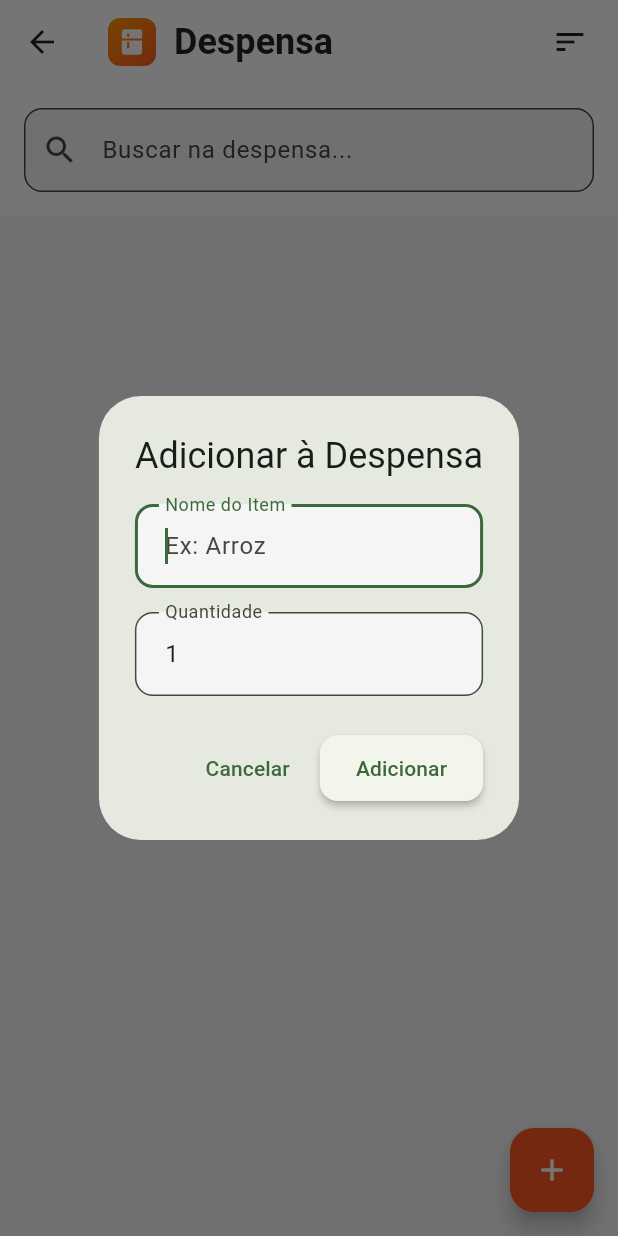
After one commit to GrecoLucas/App, a Flutter app: the PantryScreen screen opened directly, after a tap on the "add" icon, on a phone screen of 412 x 824 dp. The commit adds this screen. Run offline on Flutter 3.47's test engine with Material 3 defaults, Android fonts, the phone set to English and light mode, and no system bars; our stand-ins replace google_fonts, shared_preferences; missing offline and left inert: mobile_scanner; accounts and stored records are empty; network calls fail.

Commit message:
feat: Implement pantry management feature including a dedicated screen, service, and item model.

```diff
--- /dev/null
+++ b/firstly/lib/models/pantry_item.dart
@@ -0,0 +1,66 @@
+import 'item.dart';
+
+class PantryItem {
+  final String id;
+  String name;
+  int quantity;
+  DateTime addedDate;
+  DateTime? expirationDate;
+  String category;
+  int? autoConsumeDays; // Dias para diminuir 1 unidade
+  DateTime? lastAutoConsumeDate; // Data da última diminuição/início
+
+  PantryItem({
+    required this.id,
+    required this.name,
+    this.quantity = 1,
+    required this.addedDate,
+    this.expirationDate,
+    this.category = 'Geral',
+    this.autoConsumeDays,
+    this.lastAutoConsumeDate,
+  });
+
+  // Convert to Map for JSON storage
+  Map<String, dynamic> toMap() {
+    return {
+      'id': id,
+      'name': name,
+      'quantity': quantity,
+      'addedDate': addedDate.millisecondsSinceEpoch,
+      'expirationDate': expirationDate?.millisecondsSinceEpoch,
+      'category': category,
+      'autoConsumeDays': autoConsumeDays,
+      'lastAutoConsumeDate': lastAutoConsumeDate?.millisecondsSinceEpoch,
+    };
+  }
+
+  // Create from Map
+  factory PantryItem.fromMap(Map<String, dynamic> map) {
+    return PantryItem(
+      id: map['id'],
+      name: map['name'],
+      quantity: map['quantity'] ?? 1,
+      addedDate: DateTime.fromMillisecondsSinceEpoch(map['addedDate']),
+      expirationDate: map['expirationDate'] != null
+          ? DateTime.fromMillisecondsSinceEpoch(map['expirationDate'])
+          : null,
+      category: map['category'] ?? 'Geral',
+      autoConsumeDays: map['autoConsumeDays'],
+      lastAutoConsumeDate: map['lastAutoConsumeDate'] != null
+          ? DateTime.fromMillisecondsSinceEpoch(map['lastAutoConsumeDate'])
+          : null,
+    );
+  }
+
+  // Create from Shopping List Item
+  factory PantryItem.fromItem(Item item) {
+    return PantryItem(
+      id: DateTime.now().millisecondsSinceEpoch.toString() + item.name.hashCode.toString(), // Unique ID generation
+      name: item.name,
+      quantity: item.quantity,
+      addedDate: DateTime.now(),
+      category: 'Geral', // Default category
+    );
+  }
+}
--- /dev/null
+++ b/firstly/lib/screens/pantry_screen.dart
@@ -0,0 +1,412 @@
+import 'package:flutter/material.dart';
+import '../models/pantry_item.dart';
+import '../services/pantry_service.dart';
+import '../utils/app_theme.dart';
+
+enum PantrySortOption { name, quantityAsc, quantityDesc }
+
+class PantryScreen extends StatefulWidget {
+  const PantryScreen({super.key});
+
+  @override
+  State<PantryScreen> createState() => _PantryScreenState();
+}
+
+class _PantryScreenState extends State<PantryScreen> {
+  List<PantryItem> _pantryItems = [];
+  bool _isLoading = true;
+  final TextEditingController _searchController = TextEditingController();
+  List<PantryItem> _filteredItems = [];
+  PantrySortOption _currentSortOption = PantrySortOption.name;
+
+  @override
+  void initState() {
+    super.initState();
+    _loadItems();
+    _searchController.addListener(_filterItems);
+  }
+
+  @override
+  void dispose() {
+    _searchController.dispose();
+    super.dispose();
+  }
+
+  void _loadItems() async {
+    setState(() => _isLoading = true);
+    final items = await PantryService.loadPantryItems();
+
+    // Sort logic
+    _sortItems(items);
+
+    setState(() {
+      _pantryItems = items;
+      _filteredItems = items;
+      _isLoading = false;
+    });
+    _filterItems();
+  }
+
+  void _sortItems(List<PantryItem> items) {
+    switch (_currentSortOption) {
+      case PantrySortOption.name:
+        items.sort((a, b) => a.name.toLowerCase().compareTo(b.name.toLowerCase()));
+        break;
+      case PantrySortOption.quantityAsc:
+        items.sort((a, b) => a.quantity.compareTo(b.quantity));
+        break;
+      case PantrySortOption.quantityDesc:
+        items.sort((a, b) => b.quantity.compareTo(a.quantity));
+        break;
+    }
+  }
+
+  void _filterItems() {
+    List<PantryItem> result;
+    if (_searchController.text.isEmpty) {
+      result = List.from(_pantryItems);
+    } else {
+      result = _pantryItems
+          .where((item) => item.name
+              .toLowerCase()
+              .contains(_searchController.text.toLowerCase()))
+          .toList();
+    }
+    _sortItems(result);
+    setState(() => _filteredItems = result);
+  }
+
+  void _addNewItem() async {
+    final nameController = TextEditingController();
+    final quantityController = TextEditingController(text: '1');
+
+    await showDialog(
+      context: context,
+      builder: (context) => AlertDialog(
+        title: const Text('Adicionar à Despensa'),
+        content: Column(
+          mainAxisSize: MainAxisSize.min,
+          children: [
+            TextField(
+              controller: nameController,
+              decoration: const InputDecoration(
+                labelText: 'Nome do Item',
+                hintText: 'Ex: Arroz',
+              ),
+              autofocus: true,
+              textCapitalization: TextCapitalization.sentences,
+            ),
+            const SizedBox(height: 16),
+            TextField(
+              controller: quantityController,
+              decoration: const InputDecoration(
+                labelText: 'Quantidade',
+              ),
+              keyboardType: TextInputType.number,
+            ),
+          ],
+        ),
+        actions: [
+          TextButton(
+            onPressed: () => Navigator.pop(context),
+            child: const Text('Cancelar'),
+          ),
+          ElevatedButton(
+            onPressed: () async {
+              if (nameController.text.isNotEmpty) {
+                final qty = int.tryParse(quantityController.text) ?? 1;
+                final newItem = PantryItem(
+                  id: DateTime.now().millisecondsSinceEpoch.toString(),
+                  name: nameController.text.trim(),
+                  quantity: qty,
+                  addedDate: DateTime.now(),
+                );
+
+
+                final currentItems = await PantryService.loadPantryItems();
+                final existingIndex = currentItems.indexWhere(
+                  (i) => i.name.toLowerCase() == newItem.name.toLowerCase()
+                );
+
+                if (existingIndex >= 0) {
+                  currentItems[existingIndex].quantity += newItem.quantity;
+                  await PantryService.savePantryItems(currentItems);
+                } else {
+                   await PantryService.savePantryItems([...currentItems, newItem]);
+                }
+
+                if (mounted) {
+                  Navigator.pop(context);
+                  _loadItems();
+                }
+              }
+            },
+            child: const Text('Adicionar'),
+          ),
+        ],
+      ),
+    );
+  }
+
+  void _updateQuantity(PantryItem item, int change) async {
+    final newQuantity = item.quantity + change;
+    if (newQuantity < 0) {
+      _deleteItem(item);
+    } else {
+      item.quantity = newQuantity;
+      await PantryService.updateItem(item);
+      _loadItems();
+    }
+  }
+
+  void _deleteItem(PantryItem item) async {
+    final confirm = await showDialog<bool>(
+      context: context,
+      builder: (context) => AlertDialog(
+        title: const Text('Remover item?'),
+        content: Text('Deseja remover "${item.name}" da despensa?'),
+        actions: [
+          TextButton(
+            onPressed: () => Navigator.pop(context, false),
+            child: const Text('Cancelar'),
+          ),
+          ElevatedButton(
+            style: ElevatedButton.styleFrom(backgroundColor: AppTheme.warningRed),
+            onPressed: () => Navigator.pop(context, true),
+            child: const Text('Remover', style: TextStyle(color: Colors.white)),
+          ),
+        ],
+      ),
+    );
+
+    if (confirm == true) {
+      await PantryService.removeItem(item.id);
+      _loadItems();
+      if (mounted) {
+        ScaffoldMessenger.of(context).showSnackBar(
+          SnackBar(content: Text('${item.name} removido')),
+        );
+      }
+    }
+  }
+
+  @override
+  Widget build(BuildContext context) {
+    return Scaffold(
+      backgroundColor: AppTheme.softGrey,
+      appBar: AppBar(
+        title: Row(
+          children: [
+            Container(
+              padding: const EdgeInsets.all(6),
+              decoration: BoxDecoration(
+                gradient: const LinearGradient(
+                  colors: [Colors.orange, Colors.deepOrange],
+                  begin: Alignment.topLeft,
+                  end: Alignment.bottomRight,
+                ),
+                borderRadius: BorderRadius.circular(8),
+              ),
+              child: const Icon(Icons.kitchen, color: Colors.white, size: 20),
+            ),
+            const SizedBox(width: 12),
+            const Text('Despensa'),
+          ],
+        ),
+        actions: [
+          PopupMenuButton<PantrySortOption>(
+            icon: const Icon(Icons.sort, color: Colors.black87),
+            onSelected: (PantrySortOption result) {
+              setState(() {
+                _currentSortOption = result;
+              });
+              _filterItems(); // Re-sort and filter
+            },
+            itemBuilder: (BuildContext context) => <PopupMenuEntry<PantrySortOption>>[
+              const PopupMenuItem<PantrySortOption>(
+                value: PantrySortOption.name,
+                child: Text('Nome (A-Z)'),
+              ),
+              const PopupMenuItem<PantrySortOption>(
+                value: PantrySortOption.quantityAsc,
+                child: Text('Quantidade (Crescente)'),
+              ),
+              const PopupMenuItem<PantrySortOption>(
+                value: PantrySortOption.quantityDesc,
+                child: Text('Quantidade (Decrescente)'),
+              ),
+            ],
+          ),
+          const SizedBox(width: 8),
+        ],
+        elevation: 0,
+        backgroundColor: Colors.white,
+      ),
+      body: Column(
+        children: [
+          Container(
+            padding: const EdgeInsets.all(16),
+            color: Colors.white,
+            child: TextField(
+              controller: _searchController,
+              decoration: InputDecoration(
+                hintText: 'Buscar na despensa...',
+                prefixIcon: const Icon(Icons.search),
+                border: OutlineInputBorder(
+                  borderRadius: BorderRadius.circular(12),
+                ),
+                filled: true,
+                fillColor: AppTheme.softGrey,
+              ),
+            ),
+          ),
+          Expanded(
+            child: _isLoading
+              ? const Center(child: CircularProgressIndicator())
+              : _filteredItems.isEmpty
+                  ? _buildEmptyState()
+                  : _buildItemList(),
+          ),
+        ],
+      ),
+      floatingActionButton: FloatingActionButton(
+        onPressed: _addNewItem,
+        backgroundColor: Colors.deepOrange,
+        child: const Icon(Icons.add, color: Colors.white),
+      ),
+    );
+  }
+
+  Widget _buildEmptyState() {
+    return Center(
+      child: Column(
+        mainAxisAlignment: MainAxisAlignment.center,
+        children: [
+          Icon(Icons.kitchen_outlined, size: 80, color: Colors.grey[400]),
+          const SizedBox(height: 16),
+          Text(
+            _searchController.text.isNotEmpty
+                ? 'Nenhum item encontrado'
+                : 'Sua despensa está vazia',
+            style: AppStyles.headingMedium.copyWith(color: Colors.grey[600]),
+          ),
+        ],
+      ),
+    );
+  }
+
+  Widget _buildItemList() {
+    return ListView.builder(
+      padding: const EdgeInsets.all(16),
+      itemCount: _filteredItems.length,
+      itemBuilder: (context, index) {
+        final item = _filteredItems[index];
+
+        // Define background color based on quantity
+        Color cardColor = Colors.white;
+        if (item.quantity == 0) {
+          cardColor = AppTheme.warningRed.withOpacity(0.1);
+        } else {
+          cardColor = AppTheme.lightGreen;
+        }
+
+        return Card(
+          elevation: 2,
+          margin: const EdgeInsets.only(bottom: 12),
+          color: cardColor,
+          shape: RoundedRectangleBorder(borderRadius: BorderRadius.circular(12)),
+          child: Padding(
+            padding: const EdgeInsets.symmetric(horizontal: 16, vertical: 12),
+            child: Row(
+              children: [
+                Expanded(
+                  child: Column(
+                    crossAxisAlignment: CrossAxisAlignment.start,
+                    children: [
+                      Text(
+                        item.name,
+                        style: AppStyles.bodyLarge.copyWith(fontWeight: FontWeight.bold),
+                      ),
+                      const SizedBox(height: 4),
+                      Text(
+                        'Adicionado em: ${item.addedDate.day}/${item.addedDate.month}',
+                        style: AppStyles.captionGrey,
+                      ),
+                    ],
+                  ),
+                ),
+                Container(
+                  decoration: BoxDecoration(
+                    color: AppTheme.softGrey,
+                    borderRadius: BorderRadius.circular(20),
+                  ),
+                  child: Row(
+                    mainAxisSize: MainAxisSize.min,
+                    children: [
+                      // Dropdown para consumo automático
+                      Tooltip(
+                        message: 'Diminuir 1 unidade a cada X dias',
+                        child: DropdownButtonHideUnderline(
+                          child: DropdownButton<int?>(
+                            value: item.autoConsumeDays,
+                            icon: const Icon(Icons.timer, size: 16, color: Colors.grey),
+                            padding: const EdgeInsets.symmetric(horizontal: 8),
+                            alignment: Alignment.center,
+                            borderRadius: BorderRadius.circular(12),
+                            items: [
+                              const DropdownMenuItem<int?>(
+                                value: null,
+                                child: Text('Off', style: TextStyle(fontSize: 12)),
+                              ),
+                              ...List.generate(10, (i) {
+                                final days = i + 1;
+                                return DropdownMenuItem<int?>(
+                                  value: days,
+                                  child: Text('${days}d', style: const TextStyle(fontSize: 12)),
+                                );
+                              }),
+                            ],
+                            onChanged: (value) async {
+                              item.autoConsumeDays = value;
+                              // Reset the timer when setting changed
+                              item.lastAutoConsumeDate = value != null ? DateTime.now() : null;
+                              await PantryService.updateItem(item);
+                              setState(() {}); // Refresh UI
+                              if (value != null) {
+                                ScaffoldMessenger.of(context).showSnackBar(
+                                  SnackBar(
+                                    content: Text('Consumo automático: -1 a cada $value dias'),
+                                    duration: const Duration(seconds: 2),
+                                  ),
+                                );
+                              }
+                            },
+                          ),
+                        ),
+                      ),
+                      Container(width: 1, height: 24, color: Colors.grey[300]),
+                      IconButton(
+                        icon: const Icon(Icons.remove, size: 20),
+                        onPressed: () => _updateQuantity(item, -1),
+                        constraints: const BoxConstraints(minWidth: 40, minHeight: 40),
+                      ),
+                      Text(
+                        '${item.quantity}',
+                        style: const TextStyle(fontWeight: FontWeight.bold),
+                      ),
+                      IconButton(
+                        icon: const Icon(Icons.add, size: 20),
+                        onPressed: () => _updateQuantity(item, 1),
+                        constraints: const BoxConstraints(minWidth: 40, minHeight: 40),
+                      ),
+                    ],
+                  ),
+                ),
+              ],
+            ),
+          ),
+        );
+      },
+    );
+  }
+}
--- /dev/null
+++ b/firstly/lib/services/pantry_service.dart
@@ -0,0 +1,126 @@
+import 'dart:convert';
+import 'package:shared_preferences/shared_preferences.dart';
+import '../models/pantry_item.dart';
+import '../models/item.dart';
+
+class PantryService {
+  static const String _pantryKey = 'pantry_items';
+
+  // Load all pantry items
+  static Future<List<PantryItem>> loadPantryItems() async {
+    try {
+      final prefs = await SharedPreferences.getInstance();
+      final jsonString = prefs.getString(_pantryKey);
+
+      if (jsonString == null) {
+        return [];
+      }
+
+      final List<dynamic> jsonList = jsonDecode(jsonString);
+      var items = jsonList.map((json) => PantryItem.fromMap(json)).toList();
+
+      // Process auto-consumption
+      bool hasUpdates = false;
+      final now = DateTime.now();
+
+      for (var item in items) {
+        if (item.autoConsumeDays != null && item.autoConsumeDays! > 0) {
+          // Initialize start date if missing
+          item.lastAutoConsumeDate ??= now;
+
+          final difference = now.difference(item.lastAutoConsumeDate!);
+          final daysElapsed = difference.inDays;
+
+          if (daysElapsed >= item.autoConsumeDays!) {
+             final decrements = (daysElapsed / item.autoConsumeDays!).floor();
+             if (decrements > 0) {
+               // Decrease quantity
+               item.quantity = (item.quantity - decrements);
+               if (item.quantity < 0) item.quantity = 0;
+
+               // Update last processed date
+               // We advance the date by exact intervals to keep schedule
+               item.lastAutoConsumeDate = item.lastAutoConsumeDate!.add(
+                 Duration(days: decrements * item.autoConsumeDays!)
+               );
+
+               hasUpdates = true;
+             }
+          }
+        }
+      }
+
+      if (hasUpdates) {
+        // Save changes back to storage
+        // We can't use savePantryItems here directly easily because this function IS called by other things?
+        // Actually savePantryItems is static, so it's fine.
+        // But wait, savePantryItems calls get instance again.
+        // It's safer to just save the modified list we have.
+        final itemsJson = items.map((item) => item.toMap()).toList();
+        final newJsonString = jsonEncode(itemsJson);
+        await prefs.setString(_pantryKey, newJsonString);
+      }
+
+      return items;
+    } catch (e) {
+      print('Error loading pantry items: $e');
+      return [];
+    }
+  }
+
+  // Save pantry items
+  static Future<void> savePantryItems(List<PantryItem> items) async {
+    try {
+      final prefs = await SharedPreferences.getInstance();
+      final itemsJson = items.map((item) => item.toMap()).toList();
+      final jsonString = jsonEncode(itemsJson);
+      await prefs.setString(_pantryKey, jsonString);
+    } catch (e) {
+      print('Error saving pantry items: $e');
+    }
+  }
+
+  // Add items from a shopping list (handling duplicates)
+  static Future<int> addItemsFromList(List<Item> itemsToAdd) async {
+    final currentItems = await loadPantryItems();
+    int addedCount = 0;
+
+    for (var newItem in itemsToAdd) {
+      // Check if item already exists (by name, case insensitive)
+      final existingIndex = currentItems.indexWhere(
+        (i) => i.name.toLowerCase() == newItem.name.toLowerCase()
+      );
+
+      if (existingIndex >= 0) {
+        // Update quantity if exists
+        currentItems[existingIndex].quantity += newItem.quantity;
+        // Optionally update addedDate to bring it to top/freshness?
+        // currentItems[existingIndex].addedDate = DateTime.now();
+      } else {
+        // Add new item
+        currentItems.add(PantryItem.fromItem(newItem));
+        addedCount++;
+      }
+    }
+
+    await savePantryItems(currentItems);
+    return addedCount;
+  }
+
+  // Update a single item
+  static Future<void> updateItem(PantryItem updatedItem) async {
+    final items = await loadPantryItems();
+    final index = items.indexWhere((i) => i.id == updatedItem.id);
+    if (index >= 0) {
+      items[index] = updatedItem;
+      await savePantryItems(items);
+    }
+  }
+
+  // Remove an item
+  static Future<void> removeItem(String itemId) async {
+    final items = await loadPantryItems();
+    items.removeWhere((i) => i.id == itemId);
+    await savePantryItems(items);
+  }
+}
```
Also changed, not shown: firstly/lib/screens/home_screen.dart (+23 -0 lines), firstly/lib/screens/shopping_list_detail_screen.dart (+47 -1 lines).
